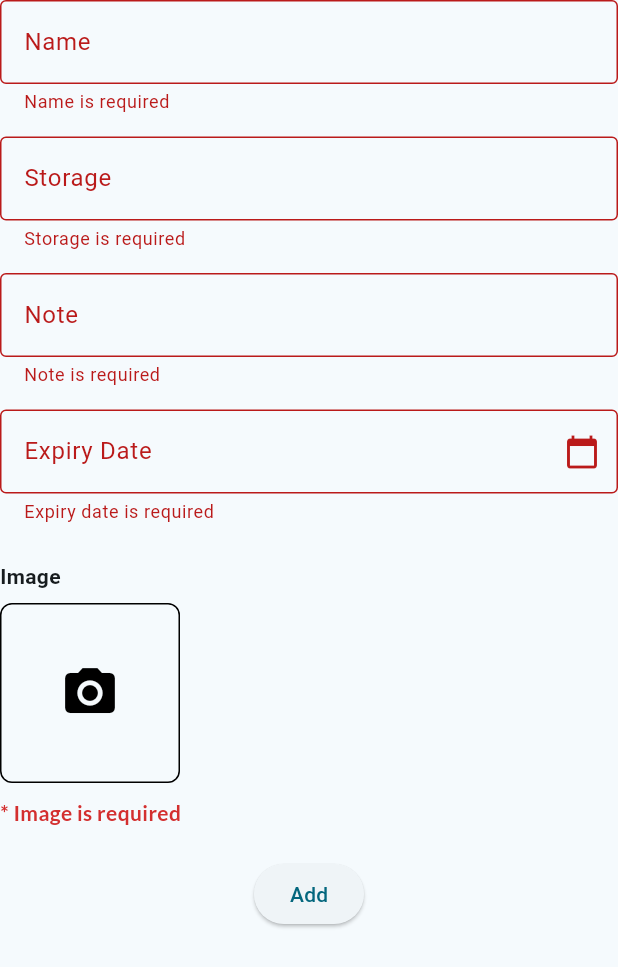
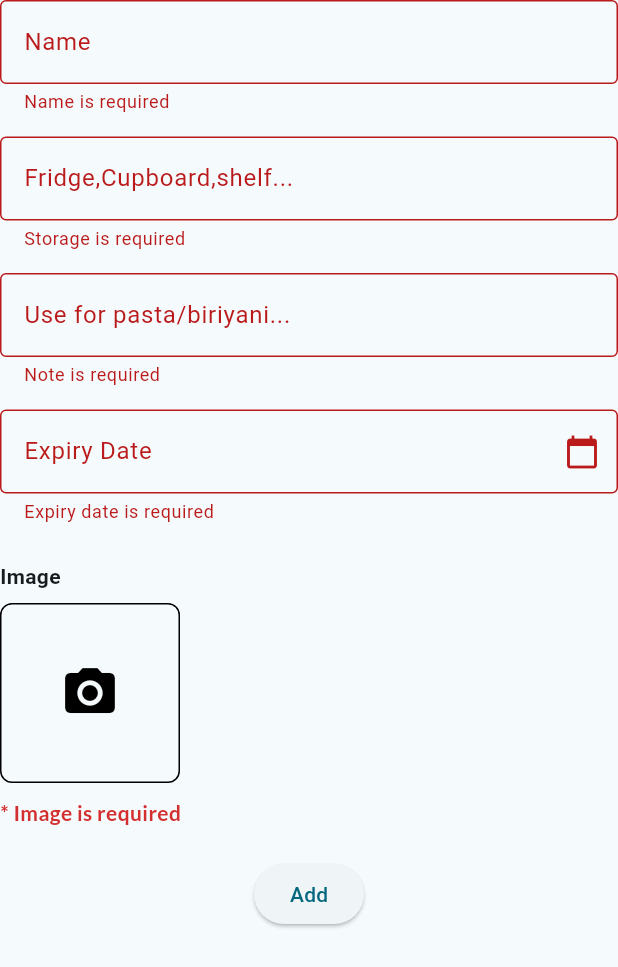
Before and after one commit to a-anuj/usemebefore, a Flutter app: the AddItemForm widget shown alone on an empty page, opened directly, after a tap on "Add", on a phone screen of 412 x 824 dp. Shown: the top 967 px of the screen. Run offline on Flutter 3.47's test engine with Material 3 defaults, Android fonts, the light colour scheme and no system bars; our stand-ins replace cloud_firestore, firebase_auth, firebase_core, firebase_storage, google_fonts, image_picker; accounts and stored records are empty.

Commit message:
change the label text

```diff
--- a/lib/widgets/AddItem.dart
+++ b/lib/widgets/AddItem.dart
@@ -75,7 +75,7 @@ class _AddItemFormState extends State<AddItemForm> {
         final imageUrl = await ref.getDownloadURL();
 
         // 🔥 Save to Firestore
-        await _firebaseStore.collection('items').add({
+        final docRef = await _firebaseStore.collection('items').add({
           'userId': userId,
           'name': nameController.text.trim(),
           'storage': storageController.text.trim(),
@@ -84,6 +84,10 @@ class _AddItemFormState extends State<AddItemForm> {
           'imageUrl': imageUrl,
           'createdAt': FieldValue.serverTimestamp(),
         });
+
+        // 💥 Add the generated doc ID back into the doc
+        await docRef.update({'id': docRef.id});
+
 
         ScaffoldMessenger.of(context).showSnackBar(
           SnackBar(content: Text('Item added.')),
@@ -118,13 +122,13 @@ class _AddItemFormState extends State<AddItemForm> {
           SizedBox(height: 15),
           TextFormField(
             controller: storageController,
-            decoration: InputDecoration(labelText: 'Storage', border: OutlineInputBorder()),
+            decoration: InputDecoration(labelText: 'Fridge,Cupboard,shelf...', border: OutlineInputBorder()),
             validator: (value) => value == null || value.isEmpty ? 'Storage is required' : null,
           ),
           SizedBox(height: 15),
           TextFormField(
             controller: noteController,
-            decoration: InputDecoration(labelText: 'Note', border: OutlineInputBorder()),
+            decoration: InputDecoration(labelText: 'Use for pasta/biriyani...', border: OutlineInputBorder()),
             validator: (value) => value == null || value.isEmpty ? 'Note is required' : null,
           ),
           SizedBox(height: 15),
```
